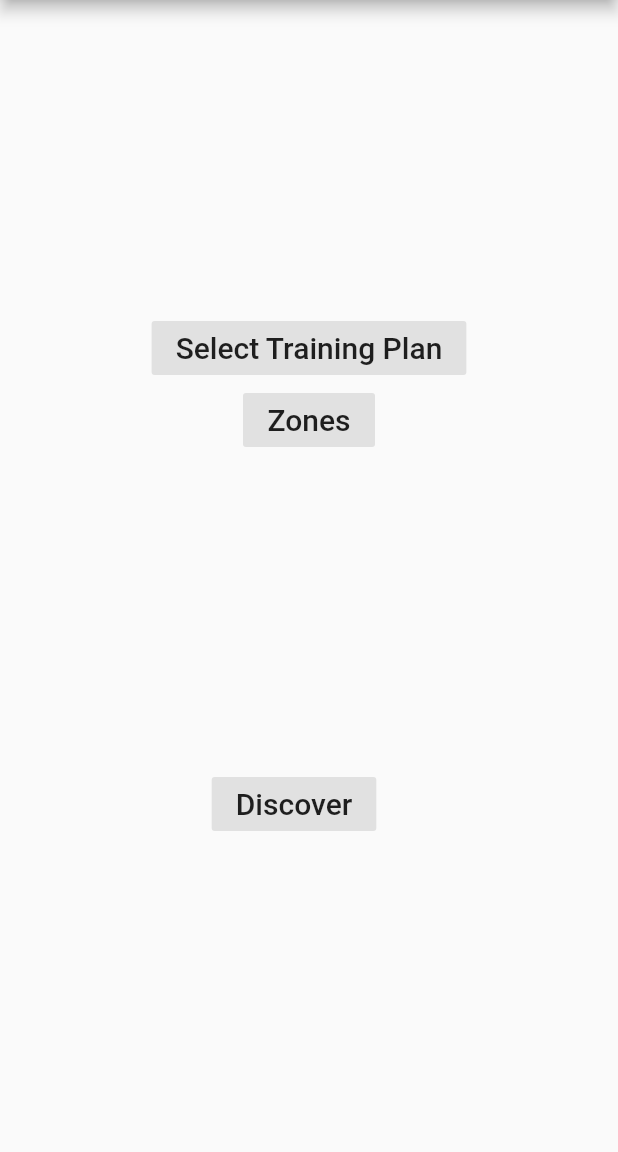
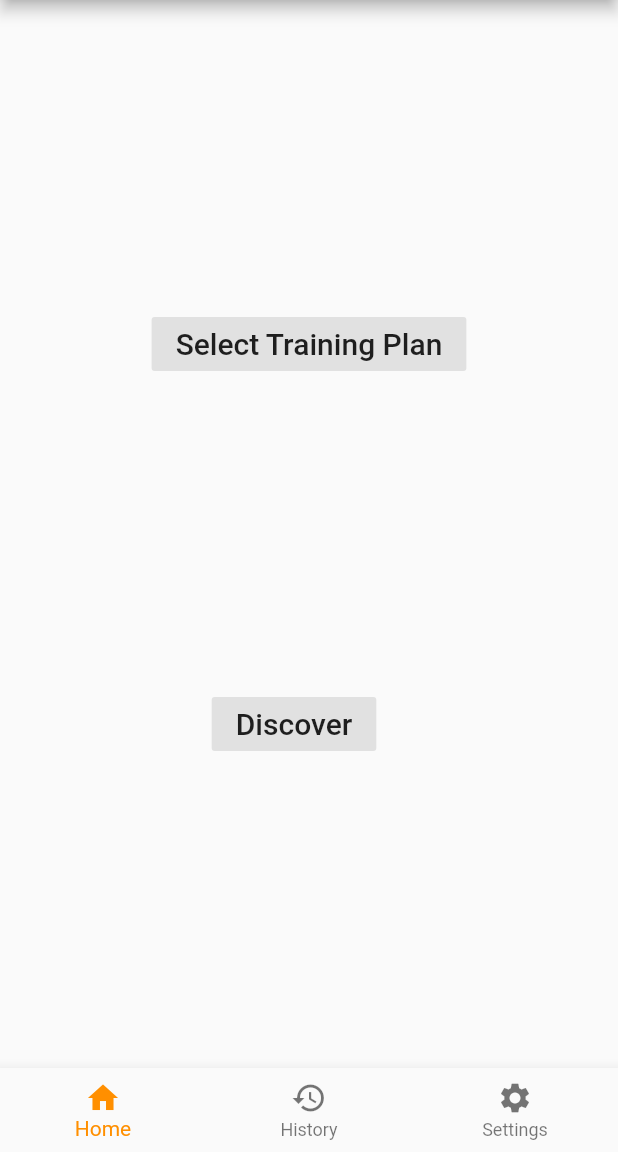
Before and after one commit to 2mawi2/Flutter-Trainer, a Flutter app: the screen it shows after launch, on a phone screen of 412 x 824 dp, the part 84-1236 px from its top. Run offline on Flutter 3.47's test engine with Material 2 defaults, Android fonts, the phone set to English and light mode, and no system bars; our stand-ins replace charts_flutter, shared_preferences.

Commit message:
Add Navigation Widget

```diff
--- a/lib/app.dart
+++ b/lib/app.dart
@@ -1,7 +1,7 @@
 import 'package:flutter/cupertino.dart';
 import 'package:flutter/material.dart';
 
-import 'home/home_widget.dart';
+import 'navigation/navigation_widget.dart';
 
 class TrainerApp extends StatelessWidget {
   static buildMaterialApp(Widget widget) {
@@ -17,6 +17,6 @@ class TrainerApp extends StatelessWidget {
 
   @override
   Widget build(BuildContext context) {
-    return buildMaterialApp(HomeWidget());
+    return buildMaterialApp(NavigationWidget());
   }
 }
--- a/lib/home/home_widget.dart
+++ b/lib/home/home_widget.dart
@@ -62,20 +62,9 @@ class _HomeState extends State<HomeWidget> {
     Navigator.push(context, MaterialPageRoute(builder: (_) => WorkoutWidget()));
   }
 
-  void _onClickZonesButton() {
-    Navigator.push(
-      context,
-      MaterialPageRoute(builder: (_) => ZoneWidget(preferencesRepo: PreferencesRepo())),
-    );
-  }
-
   @override
   Widget build(BuildContext context) {
-    return Scaffold(
-      appBar: AppBar(
-        title: Text("Trainer"),
-      ),
-      body: Center(
+    return Center(
       child: Column(
         mainAxisAlignment: MainAxisAlignment.center,
         children: <Widget>[
@@ -97,7 +86,6 @@ class _HomeState extends State<HomeWidget> {
           Sensors(),
           Spacer(),
         ],
-        ),
       ),
     );
   }
@@ -124,11 +112,6 @@ class _HomeState extends State<HomeWidget> {
           "Select Training Plan",
           _onClickSelectButton,
         ),
-        buttonFlatDefault(
-          Key("btn_zones"),
-          "Zones",
-          _onClickZonesButton,
-        ),
       ],
     );
   }
--- /dev/null
+++ b/lib/navigation/navigation_widget.dart
@@ -0,0 +1,66 @@
+import 'package:flutter/cupertino.dart';
+import 'package:flutter/material.dart';
+import 'package:trainer/data/local/preferences_repo.dart';
+import 'package:trainer/home/home_widget.dart';
+import 'package:trainer/zone/zone_widget.dart';
+
+class NavigationWidget extends StatefulWidget {
+  NavigationWidget({Key key}) : super(key: key);
+
+  @override
+  _NavigationWidgetState createState() => _NavigationWidgetState();
+}
+
+class _NavigationWidgetState extends State<NavigationWidget> {
+  int _selectedIndex = 0;
+  static const TextStyle optionStyle = TextStyle(fontSize: 30, fontWeight: FontWeight.bold);
+  List<Widget> _widgetOptions = <Widget>[
+    HomeWidget(),
+    Text(
+      'Training History',
+      style: optionStyle,
+    ),
+    //Text(
+    //  'Training History 2',
+    //  style: optionStyle,
+    //),
+    ZoneWidget(preferencesRepo: PreferencesRepo()),
+  ];
+
+  void _onItemTapped(int index) {
+    setState(() {
+      _selectedIndex = index;
+    });
+  }
+
+  @override
+  Widget build(BuildContext context) {
+    return Scaffold(
+      appBar: AppBar(
+        title: const Text('Trainer'),
+      ),
+      body: Center(
+        child: _widgetOptions.elementAt(_selectedIndex),
+      ),
+      bottomNavigationBar: BottomNavigationBar(
+        items: const <BottomNavigationBarItem>[
+          BottomNavigationBarItem(
+            icon: Icon(Icons.home),
+            title: Text("Home"),
+          ),
+          BottomNavigationBarItem(
+            icon: Icon(Icons.history),
+            title: Text("History"),
+          ),
+          BottomNavigationBarItem(
+            icon: Icon(Icons.settings),
+            title: Text("Settings"),
+          ),
+        ],
+        currentIndex: _selectedIndex,
+        selectedItemColor: Colors.amber[800],
+        onTap: _onItemTapped,
+      ),
+    );
+  }
+}
--- a/lib/zone/zone_widget.dart
+++ b/lib/zone/zone_widget.dart
@@ -19,11 +19,7 @@ class _ZoneState extends State<ZoneWidget> {
 
   @override
   Widget build(BuildContext context) {
-    return Scaffold(
-      appBar: AppBar(
-        title: Text("Zones"),
-      ),
-      body: Center(
+    return Center(
       child: Column(
         mainAxisAlignment: MainAxisAlignment.center,
         children: <Widget>[
@@ -33,7 +29,6 @@ class _ZoneState extends State<ZoneWidget> {
           zones(),
           Spacer(),
         ],
-        ),
       ),
     );
   }
```
Lines whose indentation alone changed are shown as unchanged.
